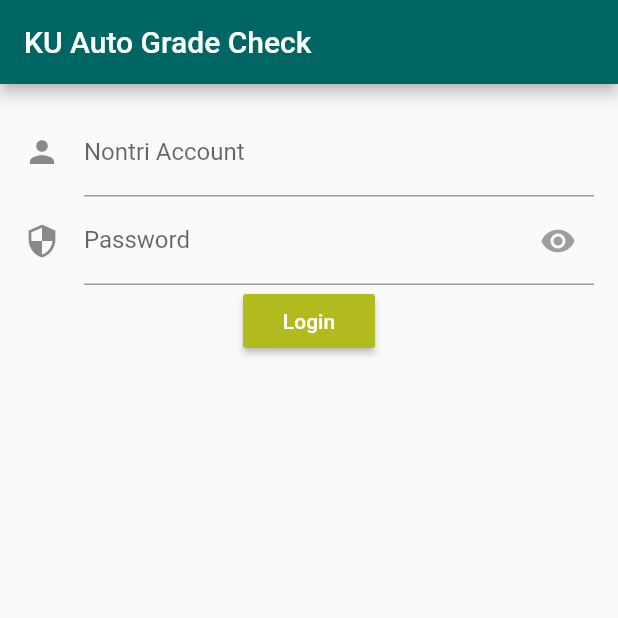
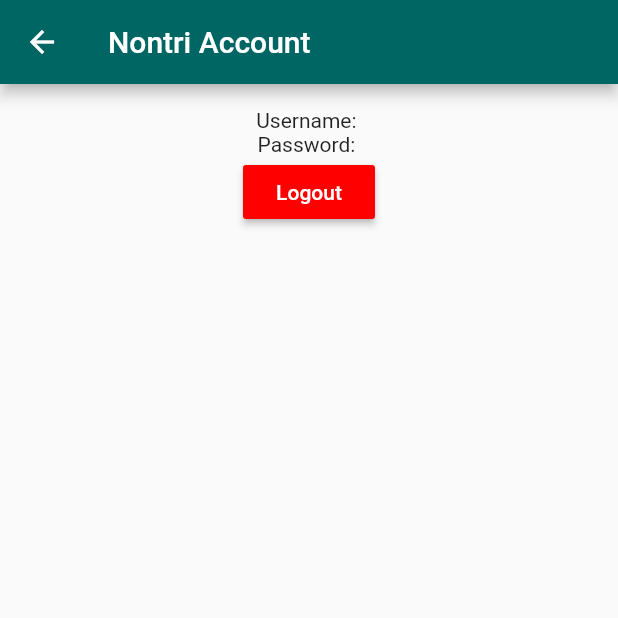
Before and after one commit to Peachzxzx/KU-Grade-Checker, a Flutter app: the screen it shows after launch, after a tap on "Login", on a phone screen of 412 x 824 dp, the top half of it. Run offline on Flutter 3.47's test engine with Material 2 defaults, Android fonts, the phone set to English and light mode, and no system bars; our stand-ins replace shared_preferences.

Commit message:
Add info page

```diff
--- a/lib/main.dart
+++ b/lib/main.dart
@@ -1,4 +1,5 @@
 import 'package:flutter/material.dart';
+import 'package:ku_auto_grade_check/pages/info.dart';
 import 'package:ku_auto_grade_check/pages/login.dart';
 
 void main() {
@@ -51,6 +52,7 @@ class MyApp extends StatelessWidget {
       initialRoute: '/',
       routes: {
         '/': (context) => LoginPage(),
+        '/info': (context) => InfoPage(),
       },
     );
   }
--- /dev/null
+++ b/lib/pages/info.dart
@@ -0,0 +1,66 @@
+import 'package:flutter/material.dart';
+import 'package:shared_preferences/shared_preferences.dart';
+
+class InfoPage extends StatefulWidget {
+  @override
+  State<StatefulWidget> createState() => new _InfoPageState();
+}
+
+class _InfoPageState extends State<InfoPage> {
+  var _id;
+  var _password;
+  _InfoPageState() {
+    _getData();
+  }
+
+  Future<void> _getData() async {
+    final prefs = await SharedPreferences.getInstance();
+
+    var ids = prefs.getString('Nontri username');
+    var passwords = prefs.getString('Nontri password');
+    setState(() {
+      _id = ids;
+      _password = passwords;
+    });
+  }
+
+  @override
+  Widget build(BuildContext context) {
+    return new Scaffold(
+      appBar: new AppBar(title: new Text("Nontri Account")),
+      body: new Container(
+        alignment: Alignment.center,
+        padding: EdgeInsets.all(16.0),
+        child: new Column(
+          children: <Widget>[
+            new Container(child: Text("Username: $_id")),
+            new Container(child: Text("Password: $_password")),
+            _buildLogoutButtons()
+          ],
+        ),
+      ),
+    );
+  }
+
+  Widget _buildLogoutButtons() {
+    return new Container(
+      child: new Column(
+        children: <Widget>[
+          new RaisedButton(
+              child: new Text(
+                'Logout',
+                style: TextStyle(color: Color(0xFFFFFFFF)),
+              ),
+              onPressed: _logoutPressed,
+              color: Color(0xFFFF0000)),
+        ],
+      ),
+    );
+  }
+
+  Future<void> _logoutPressed() async {
+    final prefs = await SharedPreferences.getInstance();
+    prefs.clear();
+    Navigator.pushNamed(context, '/');
+  }
+}
```
